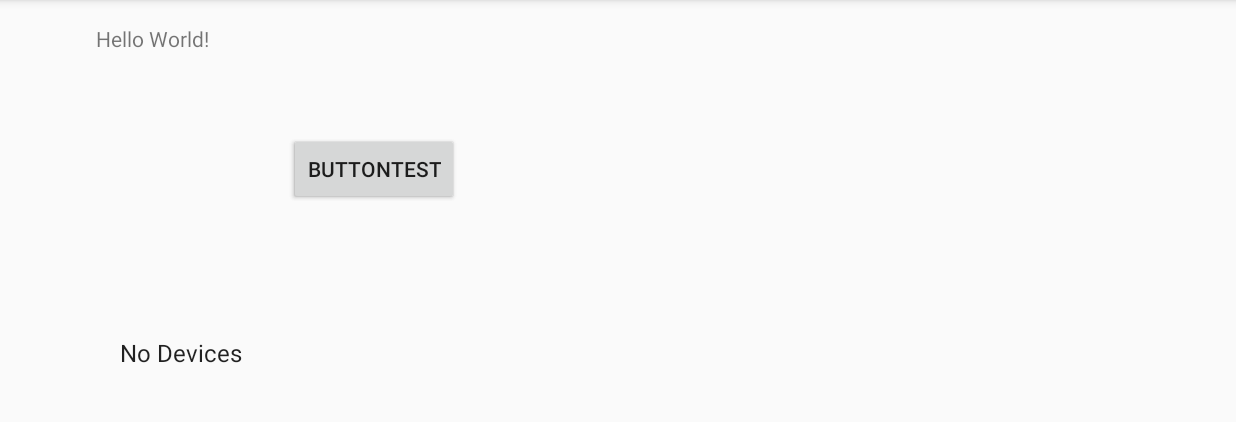
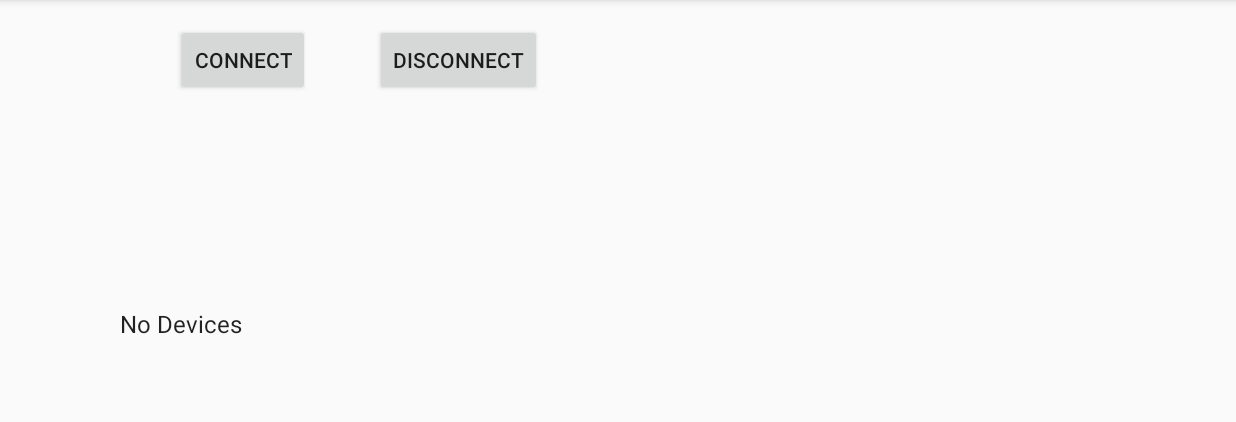
Before and after one commit to Sadhira/SensorLive, an Android app: the screen it shows after launch (MainActivity), on a phone screen of 824 x 412 dp (held sideways), the part 72-494 px from its top. Run offline under Robolectric (Android 15) with nearby library versions, the phone set to English and light mode, and no system bars; 4 statements that could not run were skipped.

Commit message:
Small layout changes - removed Hello World text, and seperated buttons into Connect and Disconnect.

```diff
--- a/app/src/main/res/layout/activity_main.xml
+++ b/app/src/main/res/layout/activity_main.xml
@@ -9,17 +9,11 @@
     android:paddingTop="@dimen/activity_vertical_margin"
     tools:context="com.sadhira.sensorlive.MainActivity">
 
-    <TextView
-        android:layout_width="wrap_content"
-        android:layout_height="wrap_content"
-        android:text="Hello World!"
-        android:id="@+id/textView" />
-
     <ListView
         android:layout_width="wrap_content"
         android:layout_height="wrap_content"
         android:id="@+id/listViewPairedDevices"
-        android:layout_below="@+id/textView"
+
         android:layout_centerHorizontal="true"
         android:layout_marginTop="176dp" />
 
@@ -34,24 +28,24 @@
     <Button
         android:layout_width="wrap_content"
         android:layout_height="wrap_content"
-        android:text="ButtonTest"
+        android:text="@string/connect"
         android:id="@+id/connect"
-        android:layout_below="@+id/textView"
-        android:layout_toRightOf="@+id/textView"
-        android:layout_toEndOf="@+id/textView"
-        android:layout_marginLeft="25dp"
-        android:layout_marginStart="53dp"
-        android:layout_marginTop="53dp" />
+        android:layout_marginLeft="53dp"
+        android:layout_marginStart="53dp" />
+        <!--android:layout_below="@+id/textView"-->
+        <!--android:layout_toRightOf="@+id/textView"-->
+        <!--android:layout_toEndOf="@+id/textView" -->
+
 
     <Button
         android:layout_width="wrap_content"
         android:layout_height="wrap_content"
-        android:text="ButtonTest"
+        android:text="@string/disconnect"
         android:id="@+id/disconnect"
-        android:layout_below="@+id/textView"
+        android:layout_alignParentTop="true"
         android:layout_toRightOf="@+id/connect"
-        android:layout_toEndOf="@+id/textView"
-        android:layout_marginLeft="25dp"
-        android:layout_marginStart="53dp"
-        android:layout_marginTop="53dp" />
+        android:layout_toEndOf="@+id/connect"
+        android:layout_marginLeft="43dp"
+        android:layout_marginStart="43dp" />
+
 </RelativeLayout>
--- a/app/src/main/res/values/strings.xml
+++ b/app/src/main/res/values/strings.xml
@@ -1,3 +1,5 @@
 <resources>
     <string name="app_name">SensorLive</string>
+    <string name="connect">Connect</string>
+    <string name="disconnect">Disconnect</string>
 </resources>
```
